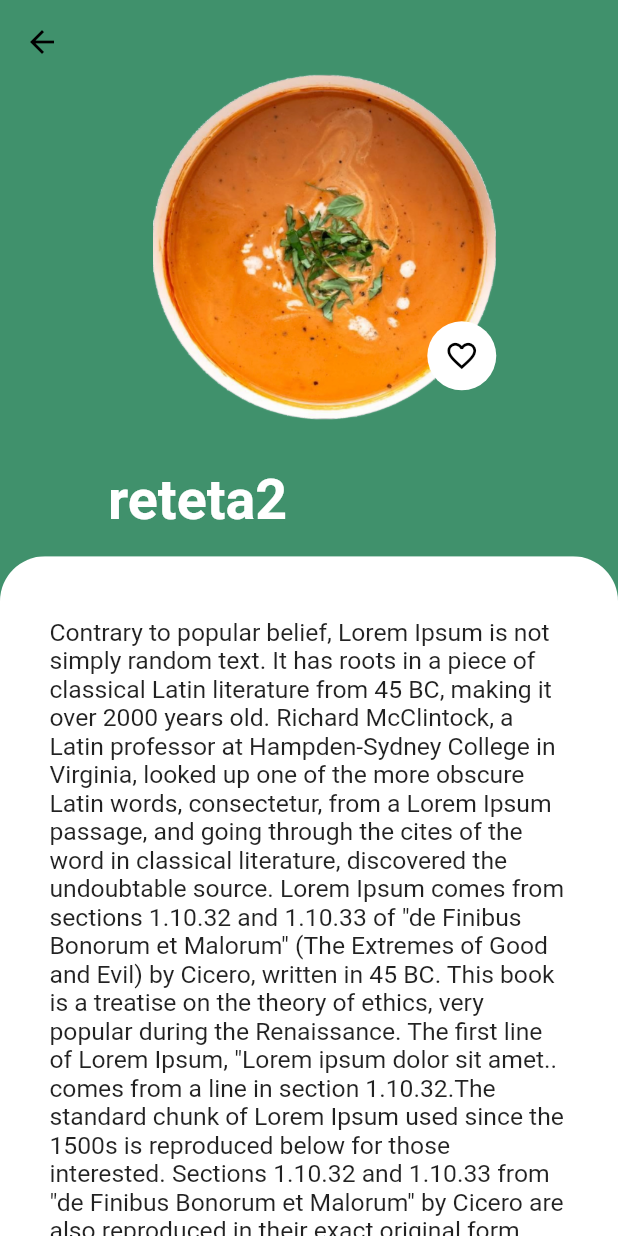
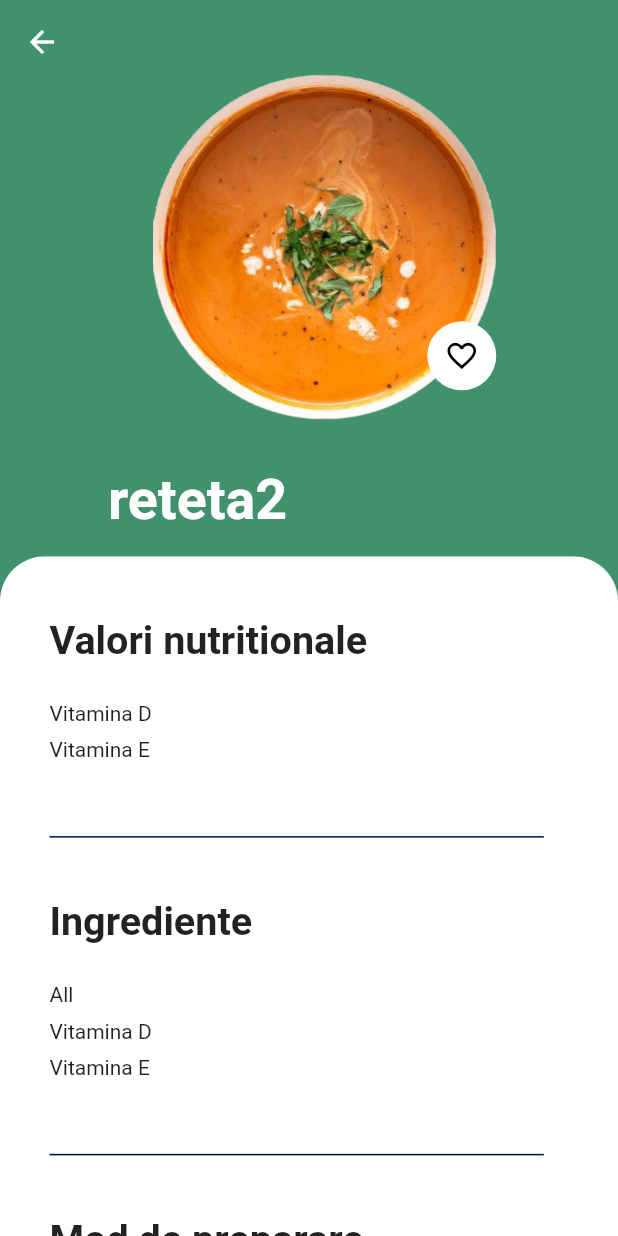
Before and after one commit to ralucatoma5/your_healthy_meal, a Flutter app: the AllRecipeScreen screen opened directly, after a tap on "reteta2", on a phone screen of 412 x 824 dp. Run offline on Flutter 3.47's test engine with Material 2 defaults, Android fonts, the light colour scheme and no system bars; our stand-ins replace cloud_firestore, firebase_core; accounts and stored records are empty.

Commit message:
updated detail_screen ui

```diff
--- a/lib/const.dart
+++ b/lib/const.dart
@@ -44,8 +44,17 @@ Map<int, Color> color = {
 MaterialColor colorCustom = MaterialColor(0xff000c36, color);
 
 BoxShadow containerShadow = BoxShadow(
-  color: Color.fromARGB(255, 156, 156, 156).withOpacity(0.5),
+  color: Color.fromARGB(255, 237, 237, 237).withOpacity(0.5),
   spreadRadius: 1,
   blurRadius: 3,
   offset: const Offset(0, 3),
 );
+
+Container horizonalLine = Container(
+  height: 1,
+  width: SizeConfig.safeBlockHorizontal! * 80,
+  color: blue,
+);
+
+TextStyle subtitleStyle =
+    TextStyle(fontSize: SizeConfig.safeBlockVertical! * 3.2, fontWeight: FontWeight.w600);
--- a/lib/model/recipes_model.dart
+++ b/lib/model/recipes_model.dart
@@ -27,7 +27,7 @@ List<Recipe> allrecipes = [
       txt:
           'Contrary to popular belief, Lorem Ipsum is not simply random text. It has roots in a piece of classical Latin literature from 45 BC, making it over 2000 years old. Richard McClintock, a Latin professor at Hampden-Sydney College in Virginia, looked up one of the more obscure Latin words, consectetur, from a Lorem Ipsum passage, and going through the cites of the word in classical literature, discovered the undoubtable source. Lorem Ipsum comes from sections 1.10.32 and 1.10.33 of "de Finibus Bonorum et Malorum" (The Extremes of Good and Evil) by Cicero, written in 45 BC. This book is a treatise on the theory of ethics, very popular during the Renaissance. The first line of Lorem Ipsum, "Lorem ipsum dolor sit amet.. comes from a line in section 1.10.32.The standard chunk of Lorem Ipsum used since the 1500s is reproduced below for those interested. Sections 1.10.32 and 1.10.33 from "de Finibus Bonorum et Malorum" by Cicero are also reproduced in their exact original form, accompanied by English versions from the 1914 translation by H. Rackham.',
       img: 'assets/images/supa_crema_de_rosii.png',
-      type: ['All', 'Vitamina D'],
+      type: ['All', 'Vitamina D', 'Vitamina E'],
       dificulty: 'usor'),
   Recipe(
     name: 'reteta3',
--- a/lib/recipe_card.dart
+++ b/lib/recipe_card.dart
@@ -24,7 +24,7 @@ class RecipeCard extends StatelessWidget {
         decoration: BoxDecoration(
           borderRadius: BorderRadius.circular(85),
           boxShadow: [containerShadow],
-          color: Color.fromARGB(255, 216, 216, 216),
+          color: Color.fromARGB(255, 238, 238, 238),
         ),
         child: Padding(
           padding: EdgeInsets.symmetric(horizontal: horizontalBlock * 3),
@@ -36,10 +36,11 @@ class RecipeCard extends StatelessWidget {
                 tag: recipe.name,
                 child: Image.asset(
                   recipe.img,
-                  height: verticalBlock * 15,
+                  height: verticalBlock * 18,
                 ),
               ),
-              Text(recipe.name, style: TextStyle(color: Colors.white)),
+              Text(recipe.name,
+                  style: TextStyle(color: blue, fontSize: verticalBlock * 2.5, fontWeight: FontWeight.w700)),
               Text(
                 'dificultate: ${recipe.dificulty}',
                 style: TextStyle(
--- a/lib/recipe_gridview.dart
+++ b/lib/recipe_gridview.dart
@@ -32,7 +32,9 @@ class _RecipeTypeGridViewState extends State<RecipeTypeGridView> {
 
   @override
   Widget build(BuildContext context) {
-    return StaggeredGridView.countBuilder(
+    return Padding(
+      padding: const EdgeInsets.symmetric(horizontal: 8),
+      child: StaggeredGridView.countBuilder(
         shrinkWrap: true,
         physics: const ScrollPhysics(),
         padding: const EdgeInsets.all(10),
@@ -45,8 +47,9 @@ class _RecipeTypeGridViewState extends State<RecipeTypeGridView> {
           return RecipeCard(recipe: recipe);
         },
         staggeredTileBuilder: (index) {
-        return StaggeredTile.count(1, index == 1 || index == 3 ? 1.70 : 1.60);
+          return StaggeredTile.count(1, index == 1 || index == 3 ? 1.90 : 1.80);
         },
+      ),
     );
   }
 }
--- a/lib/screens/all_recipe_screen.dart
+++ b/lib/screens/all_recipe_screen.dart
@@ -74,7 +74,8 @@ class _AllRecipeScreenState extends State<AllRecipeScreen> with SingleTickerProv
                         isScrollable: true,
                         unselectedLabelColor: Color.fromARGB(255, 175, 174, 174),
                         labelColor: blue,
-                        labelStyle: TextStyle(fontSize: verticalBlock * 2),
+                        labelStyle: TextStyle(fontSize: verticalBlock * 2.2, fontWeight: FontWeight.w700),
+                        unselectedLabelStyle: TextStyle(fontSize: verticalBlock * 2),
                         labelPadding: const EdgeInsets.only(right: 35),
                       ),
                     ),
@@ -82,7 +83,8 @@ class _AllRecipeScreenState extends State<AllRecipeScreen> with SingleTickerProv
                   title: Padding(
                     padding: EdgeInsets.only(top: verticalBlock * 2),
                     child: Text('Retete sanatoase',
-                        style: TextStyle(color: blue, fontSize: verticalBlock * 3.8)),
+                        style: TextStyle(
+                            color: blue, fontSize: verticalBlock * 3.8, fontWeight: FontWeight.w700)),
                   )),
             ];
           },
--- a/lib/screens/recipe_detail_screen.dart
+++ b/lib/screens/recipe_detail_screen.dart
@@ -38,7 +38,7 @@ class _RecipeDetailState extends State<RecipeDetail> {
               elevation: 0,
               expandedHeight: verticalBlock * 45,
               iconTheme: const IconThemeData(
-                color: Colors.black,
+                color: Colors.white,
               ),
               backgroundColor: mainColor,
               pinned: true,
@@ -101,7 +101,51 @@ class _RecipeDetailState extends State<RecipeDetail> {
                                     left: horizontalBlock * 8,
                                     right: horizontalBlock * 8,
                                     bottom: verticalBlock * 5),
-                                child: Text(widget.recipe.txt, style: TextStyle(fontSize: verticalBlock * 2)),
+                                child: Column(crossAxisAlignment: CrossAxisAlignment.start, children: [
+                                  Text('Valori nutritionale', style: subtitleStyle),
+                                  ListView.builder(
+                                      padding: EdgeInsets.only(top: verticalBlock * 3),
+                                      physics: const ScrollPhysics(),
+                                      shrinkWrap: true,
+                                      itemCount: widget.recipe.type.length,
+                                      itemBuilder: ((context, index) {
+                                        return Row(
+                                          children: [
+                                            widget.recipe.type[index] != 'All'
+                                                ? Padding(
+                                                    padding: EdgeInsets.only(bottom: verticalBlock),
+                                                    child: Text(widget.recipe.type[index]),
+                                                  )
+                                                : SizedBox()
+                                          ],
+                                        );
+                                      })),
+                                  Padding(
+                                    padding: EdgeInsets.symmetric(vertical: verticalBlock * 5),
+                                    child: horizonalLine,
+                                  ),
+                                  Text('Ingrediente', style: subtitleStyle),
+                                  ListView.builder(
+                                      padding: EdgeInsets.only(top: verticalBlock * 3),
+                                      physics: const ScrollPhysics(),
+                                      shrinkWrap: true,
+                                      itemCount: widget.recipe.type.length,
+                                      itemBuilder: ((context, index) {
+                                        return Row(
+                                          children: [
+                                            Padding(
+                                              padding: EdgeInsets.only(bottom: verticalBlock),
+                                              child: Text(widget.recipe.type[index]),
+                                            )
+                                          ],
+                                        );
+                                      })),
+                                  Padding(
+                                    padding: EdgeInsets.symmetric(vertical: verticalBlock * 5),
+                                    child: horizonalLine,
+                                  ),
+                                  Text('Mod de preparare', style: subtitleStyle),
+                                ]),
                               ),
                             ))
                       ],
```
Lines whose indentation alone changed are shown as unchanged.
